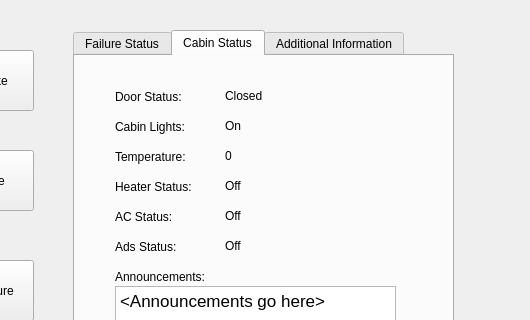
This is TrainModel/TrainModelUI.ui in marmysl/ece1140 as Qt 5 draws it before an edit; both pictures show x 187 to 717 and y 0 to 320 of the 717 by 505 pixel window. The edited form follows.
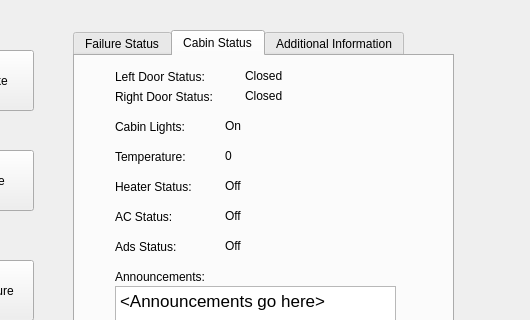
This is the edited form.

Diff of the .ui file:
```diff
--- a/TrainModel/TrainModelUI.ui
+++ b/TrainModel/TrainModelUI.ui
@@ -153,20 +153,20 @@
       <property name="geometry">
        <rect>
         <x>40</x>
-        <y>30</y>
+        <y>10</y>
         <width>101</width>
         <height>21</height>
        </rect>
       </property>
       <property name="text">
-       <string>Door Status:</string>
+       <string>Left Door Status:</string>
       </property>
      </widget>
      <widget class="QLabel" name="doorLabel">
       <property name="geometry">
        <rect>
-        <x>150</x>
-        <y>20</y>
+        <x>170</x>
+        <y>0</y>
         <width>121</width>
         <height>41</height>
        </rect>
@@ -335,6 +335,32 @@
 &lt;p style=&quot; margin-top:0px; margin-bottom:0px; margin-left:0px; margin-right:0px; -qt-block-indent:0; text-indent:0px;&quot;&gt;&amp;lt;Announcements go here&amp;gt;&lt;/p&gt;&lt;/body&gt;&lt;/html&gt;</string>
       </property>
      </widget>
+     <widget class="QLabel" name="label_10">
+      <property name="geometry">
+       <rect>
+        <x>40</x>
+        <y>30</y>
+        <width>111</width>
+        <height>21</height>
+       </rect>
+      </property>
+      <property name="text">
+       <string>Right Door Status:</string>
+      </property>
+     </widget>
+     <widget class="QLabel" name="doorLabelRight">
+      <property name="geometry">
+       <rect>
+        <x>170</x>
+        <y>20</y>
+        <width>121</width>
+        <height>41</height>
+       </rect>
+      </property>
+      <property name="text">
+       <string>&lt;html&gt;&lt;head/&gt;&lt;body&gt;&lt;p&gt;Closed&lt;/p&gt;&lt;/body&gt;&lt;/html&gt;</string>
+      </property>
+     </widget>
     </widget>
     <widget class="QWidget" name="infoTab">
      <attribute name="title">
```
Left out of the diff: 6 changed lines with no effect on the pictures.
